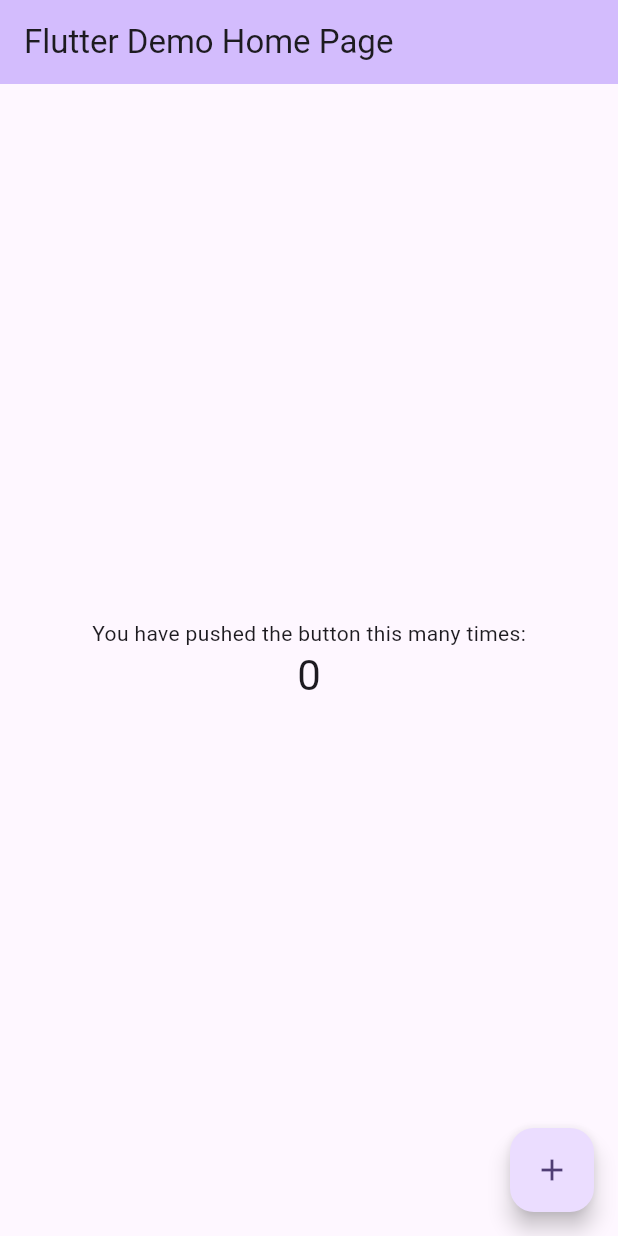
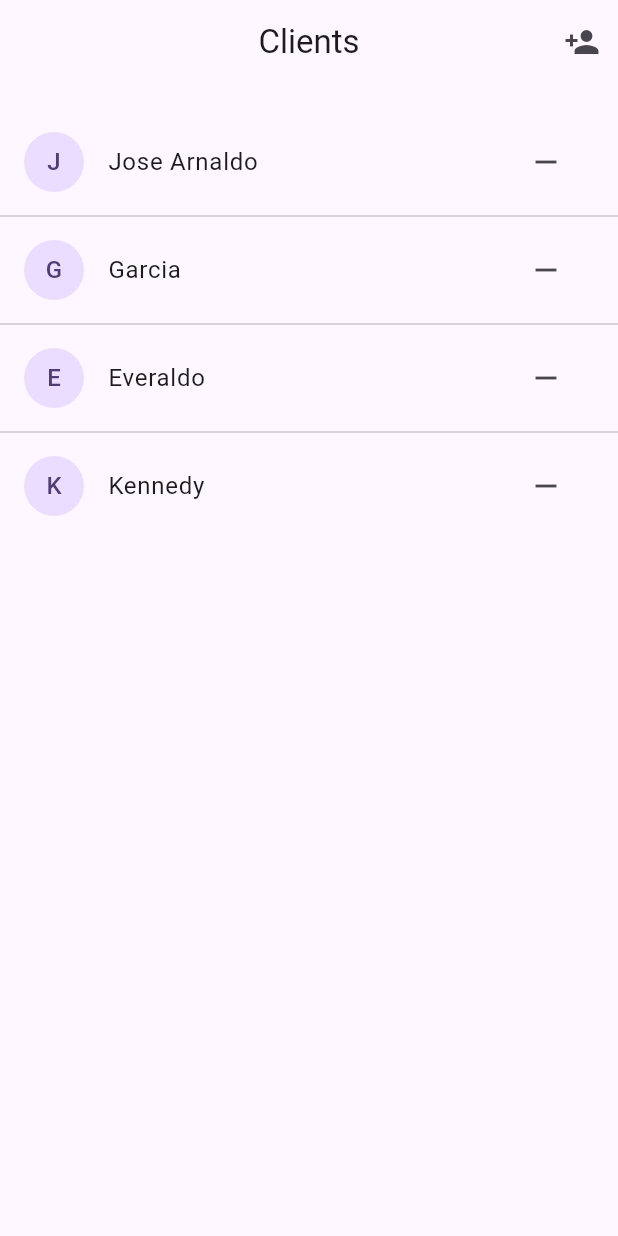
Before and after one commit to LuccasNog/blocks, a Flutter app: the screen it shows after launch, on a phone screen of 412 x 824 dp. Run offline on Flutter 3.47's test engine with Material 2 defaults, Android fonts, the light colour scheme and no system bars.

Commit message:
add events and remove clients

```diff
--- /dev/null
+++ b/lib/Blocs/client_Events.dart
@@ -0,0 +1,21 @@
+import '../Model/client_Model.dart';
+
+//Estado de eventos
+abstract class ClientEvent {}
+
+class LoadClientEvent extends ClientEvent {}
+
+class AddClientEvent extends ClientEvent {
+  Client client;
+  AddClientEvent({
+    required this.client,
+  });
+}
+
+class RemoveClientEvent extends ClientEvent {
+  Client client;
+
+  RemoveClientEvent({
+    required this.client,
+  });
+}
--- /dev/null
+++ b/lib/Blocs/client_States.dart
@@ -0,0 +1,23 @@
+// ignore_for_file: public_member_api_docs, sort_constructors_first
+//Isso que vai mostrar na tela
+//Isso que queremos carregar na tela
+
+import '../Model/client_Model.dart';
+
+abstract class ClientState {
+  List<Client> clients;
+  ClientState({
+    required this.clients,
+  });
+}
+//Criando etapas do state
+
+class ClientInitialState extends ClientState {
+  // Lista começa vázia
+  ClientInitialState() : super(clients: []);
+}
+
+//Quando carregar a lista de client
+class ClientSuccessState extends ClientState {
+  ClientSuccessState({required List<Client> clients}) : super(clients: clients);
+}
--- /dev/null
+++ b/lib/Blocs/client_bloc.dart
@@ -0,0 +1,44 @@
+import 'dart:async';
+
+import 'package:fluttebloc/Blocs/client_Events.dart';
+import 'package:fluttebloc/Blocs/client_States.dart';
+import 'package:fluttebloc/Repository/clientRepository.dart';
+
+import '../Model/client_Model.dart';
+
+class ClientBloc {
+  final _clientRepo = ClientsRepository();
+  //Precisamos do controlador para nossa stream
+  final StreamController<ClientEvent> _inputClientController =
+      StreamController<ClientEvent>();
+
+//Vai mostrar a lista dos clientes
+  final StreamController<ClientState> _outputClientController =
+      StreamController<ClientState>();
+
+  //Criar os gets para acessar na view esses streams
+  //Nossa saida para nossos eventos
+  Sink<ClientEvent> get inputClient => _inputClientController.sink;
+
+  Stream<ClientState> get stream => _outputClientController.stream;
+
+  //Definindo metodo construtor
+  ClientBloc() {
+    // cada vez que o input receber um evento, vai chamar esse listen
+    _inputClientController.stream.listen(_mapEventToState);
+  }
+  _mapEventToState(ClientEvent event) {
+    List<Client> clients = [];
+
+    //O evento tem que ser algo
+    if (event is LoadClientEvent) {
+      clients = _clientRepo.loadClientes();
+    } else if (event is AddClientEvent) {
+      clients = _clientRepo.addClient(event.client);
+    } else if (event is RemoveClientEvent) {
+      clients = _clientRepo.removeClient(event.client);
+    }
+
+    _outputClientController.add(ClientSuccessState(clients: clients));
+  }
+}
--- /dev/null
+++ b/lib/Page/ClientPage.dart
@@ -0,0 +1,91 @@
+import 'dart:math';
+
+import 'package:fluttebloc/Blocs/client_Events.dart';
+import 'package:fluttebloc/Blocs/client_States.dart';
+import 'package:fluttebloc/Blocs/client_bloc.dart';
+import 'package:fluttebloc/Model/client_Model.dart';
+import 'package:flutter/material.dart';
+
+class ClientPage extends StatefulWidget {
+  const ClientPage({super.key});
+
+  @override
+  State<ClientPage> createState() => _ClientPageState();
+}
+
+class _ClientPageState extends State<ClientPage> {
+  late final ClientBloc bloc;
+  @override
+  void initState() {
+    //Fazendo a iniciação do bloc
+    bloc = ClientBloc();
+    //Carregando a lista
+    bloc.inputClient.add(LoadClientEvent());
+
+    super.initState();
+  }
+
+  @override
+  void dispose() {
+    //fechando a stream
+    bloc.inputClient.close();
+    super.dispose();
+  }
+
+  //Criando função randName que vai gerar um número aleatório
+  String randomName() {
+    final rand = Random();
+    return ['Maria Almeida', 'Vinicius Silva', 'Luiz Williams', 'Bianca Nevis']
+        .elementAt(rand.nextInt(4));
+  }
+
+  @override
+  Widget build(BuildContext context) {
+    return Scaffold(
+      appBar: AppBar(
+        title: const Text("Clients"),
+        centerTitle: true,
+        actions: [
+          IconButton(
+              onPressed: () {
+                //Aqui dentro vamos adicionar o bloc para habilitar
+                bloc.inputClient
+                    .add(AddClientEvent(client: Client(nome: randomName())));
+              },
+              icon: const Icon(Icons.person_add))
+        ],
+      ),
+      body: Padding(
+        padding: const EdgeInsets.symmetric(vertical: 24),
+        child: StreamBuilder<ClientState>(
+            stream: bloc.stream,
+            builder: (context, AsyncSnapshot<ClientState> snapshot) {
+              // aqui ele vai retornr o snapshot ou  lista vázia
+              final clientsList = snapshot.data?.clients ?? [];
+              print(clientsList);
+              return ListView.separated(
+                  itemBuilder: (context, index) => ListTile(
+                        leading: CircleAvatar(
+                          child: ClipRRect(
+                            child:
+                                Text(clientsList[index].nome.substring(0, 1)),
+                          ),
+                        ),
+                        title: Text(clientsList[index].nome),
+                        trailing: IconButton(
+                            onPressed: () {
+                              bloc.inputClient.add(RemoveClientEvent(
+                                  client: clientsList[index]));
+                            },
+                            icon: const Icon(Icons.remove)),
+                      ),
+                  separatorBuilder: (_, __) => const Divider(),
+                  itemCount: clientsList.length);
+            }),
+      ),
+    );
+  }
+}
+
+
+//https://www.youtube.com/watch?v=UukgrBIf3Cc árei 22 min
--- a/lib/main.dart
+++ b/lib/main.dart
@@ -1,3 +1,4 @@
+import 'package:fluttebloc/Page/ClientPage.dart';
 import 'package:flutter/material.dart';
 
 void main() {
@@ -11,59 +12,11 @@ class MyApp extends StatelessWidget {
   @override
   Widget build(BuildContext context) {
     return MaterialApp(
-      title: 'Flutter Demo',
-      theme: ThemeData(
-        colorScheme: ColorScheme.fromSeed(seedColor: Colors.deepPurple),
-        useMaterial3: true,
-      ),
-      home: const MyHomePage(title: 'Flutter Demo Home Page'),
-    );
+        title: 'Flutter Demo',
+        theme: ThemeData(
+          colorScheme: ColorScheme.fromSeed(seedColor: Colors.deepPurple),
+          useMaterial3: true,
+        ),
+        home: const ClientPage());
   }
 }
-
-class MyHomePage extends StatefulWidget {
-  const MyHomePage({super.key, required this.title});
-  final String title;
-
-  @override
-  State<MyHomePage> createState() => _MyHomePageState();
-}
-
-class _MyHomePageState extends State<MyHomePage> {
-  int _counter = 0;
-
-  void _incrementCounter() {
-    setState(() {
-      _counter++;
-    });
-  }
-
-  @override
-  Widget build(BuildContext context) {
-    return Scaffold(
-      appBar: AppBar(
-        backgroundColor: Theme.of(context).colorScheme.inversePrimary,
-        title: Text(widget.title),
-      ),
-      body: Center(
-        child: Column(
-          mainAxisAlignment: MainAxisAlignment.center,
-          children: <Widget>[
-            const Text(
-              'You have pushed the button this many times:',
-            ),
-            Text(
-              '$_counter',
-              style: Theme.of(context).textTheme.headlineMedium,
-            ),
-          ],
-        ),
-      ),
-      floatingActionButton: FloatingActionButton(
-        onPressed: _incrementCounter,
-        tooltip: 'Increment',
-        child: const Icon(Icons.add),
-      ), // This trailing comma makes auto-formatting nicer for build methods.
-    );
-  }
-}
--- a/pubspec.yaml
+++ b/pubspec.yaml
@@ -35,6 +35,8 @@ dependencies:
   # The following adds the Cupertino Icons font to your application.
   # Use with the CupertinoIcons class for iOS style icons.
   cupertino_icons: ^1.0.2
+  bloc: ^8.1.2
+  flutter_bloc: ^8.1.3
 
 dev_dependencies:
   flutter_test:
```
Also changed, not shown: pubspec.lock.
